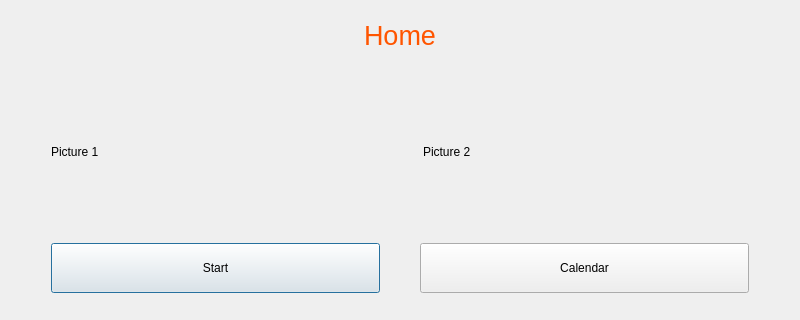
Before: the Qt Designer form welcomescreen.ui in NoHeat/GUI, drawn with Qt 5; both pictures show x 0 to 800 and y 0 to 320 of the 800 by 480 pixel window.
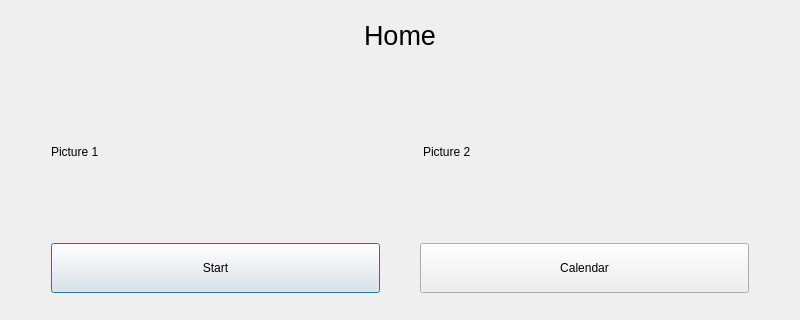
After: the same form once the commit is applied. Icons and pictures are not drawn.

```diff
--- a/welcomescreen.ui
+++ b/welcomescreen.ui
@@ -33,7 +33,7 @@
       </size>
      </property>
      <property name="text">
-      <string>&lt;html&gt;&lt;head/&gt;&lt;body&gt;&lt;p align=&quot;center&quot;&gt;&lt;span style=&quot; font-size:20pt; color:#ff5500;&quot;&gt;Home&lt;/span&gt;&lt;/p&gt;&lt;/body&gt;&lt;/html&gt;</string>
+      <string>&lt;html&gt;&lt;head/&gt;&lt;body&gt;&lt;p align=&quot;center&quot;&gt;&lt;span style=&quot; font-size:20pt; color:#000000;&quot;&gt;Home&lt;/span&gt;&lt;/p&gt;&lt;/body&gt;&lt;/html&gt;</string>
      </property>
     </widget>
    </item>
```
Left out of the diff: 6 changed lines with no effect on the pictures.
